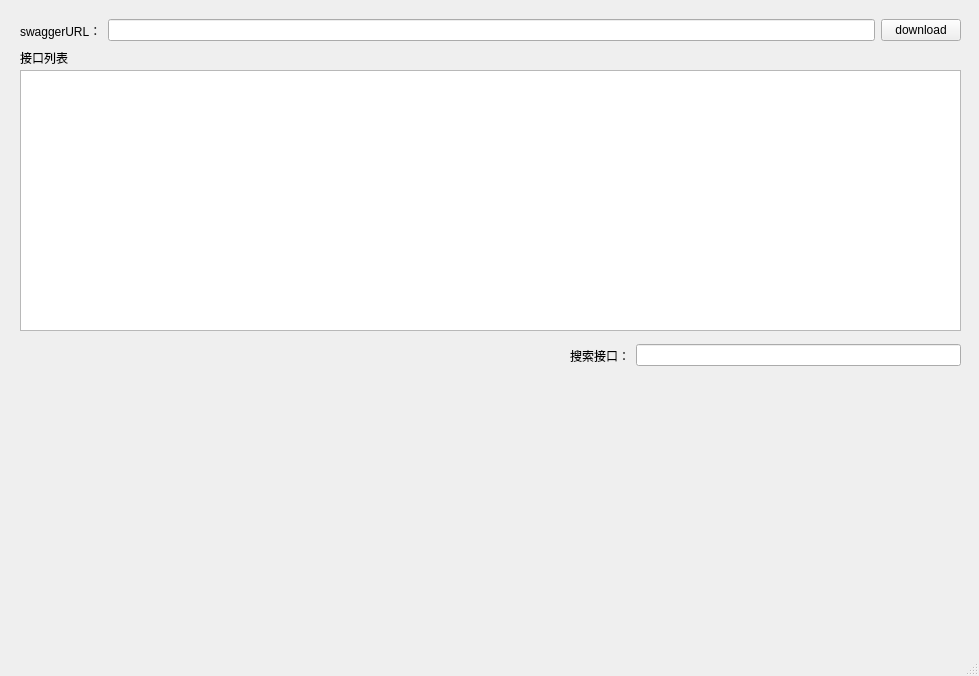
Old version of the form ui/main.ui in the repository atChenAn/SimpleJmeter.
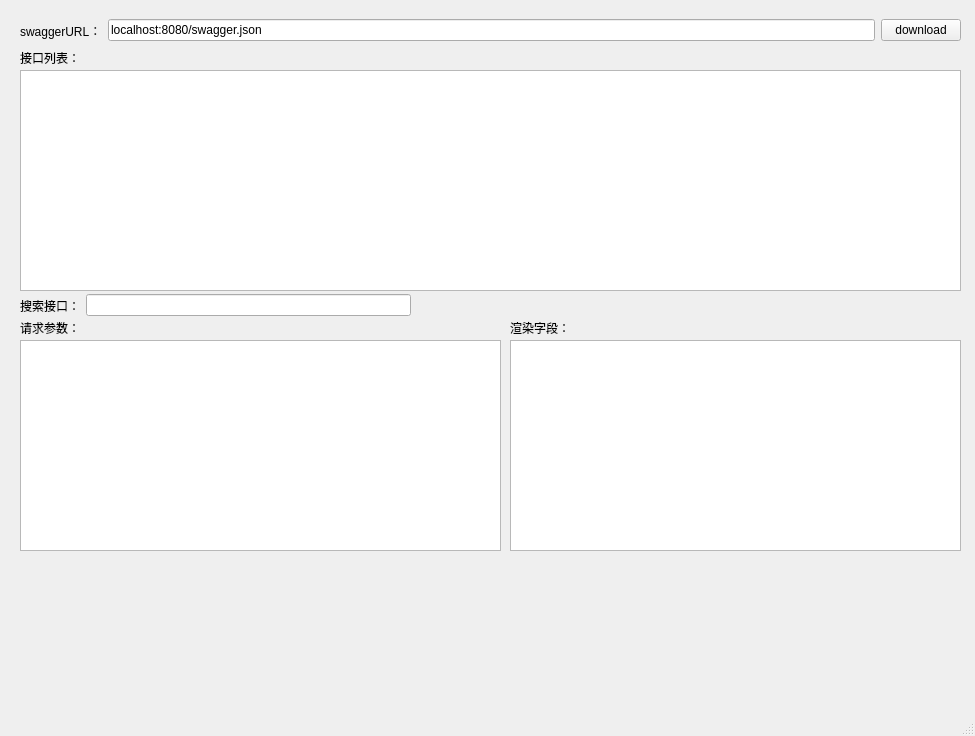
New version of the form.

Commit message: 参数渲染完成

What changed in the file:
```diff
--- a/ui/main.ui
+++ b/ui/main.ui
@@ -9,8 +9,8 @@
    <rect>
     <x>0</x>
     <y>0</y>
-    <width>979</width>
-    <height>676</height>
+    <width>975</width>
+    <height>736</height>
    </rect>
   </property>
   <property name="windowTitle">
@@ -37,7 +37,7 @@
      <item>
       <widget class="QLineEdit" name="lineEdit">
        <property name="text">
-        <string/>
+        <string>localhost:8080/swagger.json</string>
        </property>
       </widget>
      </item>
@@ -60,7 +60,7 @@
      </rect>
     </property>
     <property name="text">
-     <string>接口列表</string>
+     <string>接口列表：</string>
     </property>
    </widget>
    <widget class="QTableWidget" name="tableWidget">
@@ -69,15 +69,15 @@
       <x>20</x>
       <y>70</y>
       <width>941</width>
-      <height>261</height>
+      <height>221</height>
      </rect>
     </property>
    </widget>
    <widget class="QWidget" name="horizontalLayoutWidget_2">
     <property name="geometry">
      <rect>
-      <x>570</x>
-      <y>340</y>
+      <x>20</x>
+      <y>290</y>
       <width>391</width>
       <height>31</height>
      </rect>
@@ -95,6 +95,52 @@
      </item>
     </layout>
    </widget>
+   <widget class="QTableWidget" name="tableWidget_2">
+    <property name="geometry">
+     <rect>
+      <x>20</x>
+      <y>340</y>
+      <width>481</width>
+      <height>211</height>
+     </rect>
+    </property>
+   </widget>
+   <widget class="QTableWidget" name="tableWidget_3">
+    <property name="geometry">
+     <rect>
+      <x>510</x>
+      <y>340</y>
+      <width>451</width>
+      <height>211</height>
+     </rect>
+    </property>
+   </widget>
+   <widget class="QLabel" name="label_4">
+    <property name="geometry">
+     <rect>
+      <x>20</x>
+      <y>320</y>
+      <width>81</width>
+      <height>16</height>
+     </rect>
+    </property>
+    <property name="text">
+     <string>请求参数：</string>
+    </property>
+   </widget>
+   <widget class="QLabel" name="label_5">
+    <property name="geometry">
+     <rect>
+      <x>510</x>
+      <y>320</y>
+      <width>81</width>
+      <height>16</height>
+     </rect>
+    </property>
+    <property name="text">
+     <string>渲染字段：</string>
+    </property>
+   </widget>
   </widget>
   <widget class="QMenuBar" name="menubar">
    <property name="geometry">
```
Left out of the diff: 4 changed lines with no effect on the pictures. The commit also changes 6 other files.
